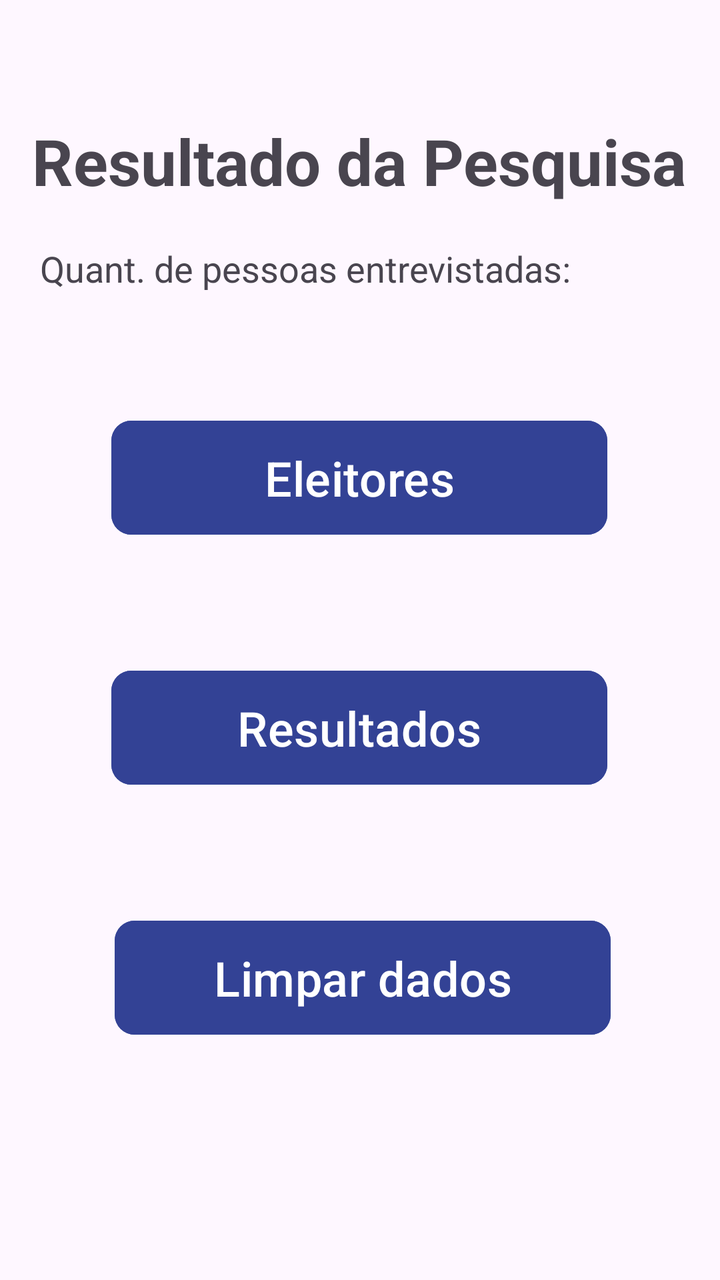
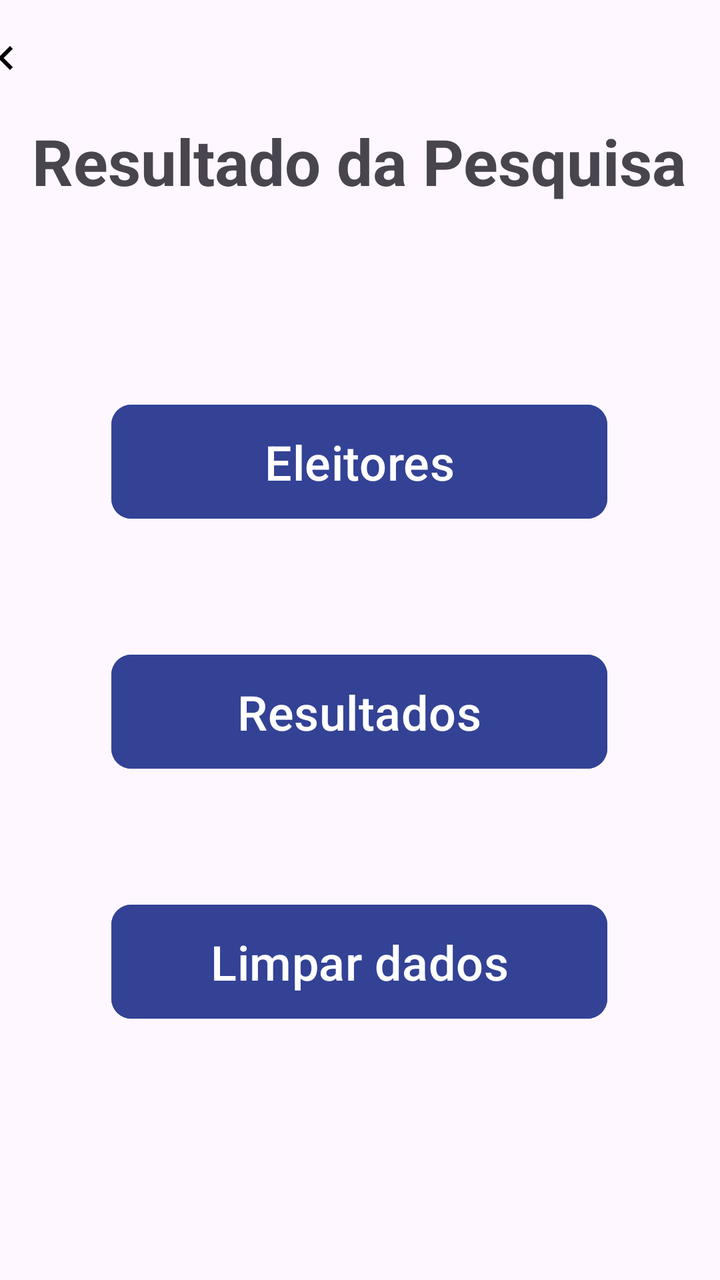

Before-and-after screenshots of an Android layout around one commit, followed by the original layout XML and the change that was made.
<!-- AndroidManifest.xml: application theme Theme.Eleicao -->
<!-- res/layout/activity_admin_menu.xml -->
<?xml version="1.0" encoding="utf-8"?>
<androidx.constraintlayout.widget.ConstraintLayout xmlns:android="http://schemas.android.com/apk/res/android"
    xmlns:app="http://schemas.android.com/apk/res-auto"
    xmlns:tools="http://schemas.android.com/tools"
    android:id="@+id/main"
    android:layout_width="match_parent"
    android:layout_height="match_parent"
    tools:context=".AdminMenuActivity">

    <TextView
        android:id="@+id/textView3"
        android:layout_width="wrap_content"
        android:layout_height="wrap_content"
        android:layout_marginStart="62dp"
        android:layout_marginTop="59dp"
        android:layout_marginEnd="63dp"
        android:text="Resultado da Pesquisa"
        android:textSize="32sp"
        android:textStyle="bold"
        app:layout_constraintEnd_toEndOf="parent"
        app:layout_constraintStart_toStartOf="parent"
        app:layout_constraintTop_toTopOf="parent" />

    <TextView
        android:id="@+id/textView4"
        android:layout_width="wrap_content"
        android:layout_height="wrap_content"
        android:layout_marginTop="20dp"
        android:layout_marginEnd="50dp"
        android:text="Quant. de pessoas entrevistadas: "
        android:textSize="18sp"
        app:layout_constraintEnd_toEndOf="parent"
        app:layout_constraintStart_toStartOf="parent"
        app:layout_constraintTop_toBottomOf="@+id/textView3" />

    <Button
        android:id="@+id/btEleitoresMenu"
        android:layout_width="248dp"
        android:layout_height="65dp"
        android:layout_marginStart="153dp"
        android:layout_marginTop="60dp"
        android:layout_marginEnd="154dp"
        android:backgroundTint="#334295"
        android:text="Eleitores"
        android:textSize="24sp"
        app:cornerRadius="10dp"
        app:layout_constraintEnd_toEndOf="parent"
        app:layout_constraintStart_toStartOf="parent"
        app:layout_constraintTop_toBottomOf="@+id/textView4" />

    <Button
        android:id="@+id/btResultadosMenu"
        android:layout_width="248dp"
        android:layout_height="65dp"
        android:layout_marginStart="153dp"
        android:layout_marginTop="60dp"
        android:layout_marginEnd="154dp"
        android:backgroundTint="#334295"
        android:text="Resultados"
        android:textSize="24sp"
        app:cornerRadius="10dp"
        app:layout_constraintEnd_toEndOf="parent"
        app:layout_constraintStart_toStartOf="parent"
        app:layout_constraintTop_toBottomOf="@+id/btEleitoresMenu" />

    <Button
        android:id="@+id/btLimparDados"
        android:layout_width="248dp"
        android:layout_height="65dp"
        android:layout_marginStart="153dp"
        android:layout_marginTop="60dp"
        android:layout_marginEnd="154dp"
        android:backgroundTint="#334295"
        android:text="Limpar dados"
        android:textSize="24sp"
        app:cornerRadius="10dp"
        app:layout_constraintEnd_toEndOf="parent"
        app:layout_constraintHorizontal_bias="0.491"
        app:layout_constraintStart_toStartOf="parent"
        app:layout_constraintTop_toBottomOf="@+id/btResultadosMenu" />

    <TextView
        android:id="@+id/textView11"
        android:layout_width="wrap_content"
        android:layout_height="wrap_content"
        android:layout_marginStart="2dp"
        android:layout_marginTop="20dp"
        android:layout_marginEnd="72dp"
        android:text="_"
        android:textSize="18sp"
        app:layout_constraintEnd_toEndOf="parent"
        app:layout_constraintStart_toEndOf="@+id/textView4"
        app:layout_constraintTop_toBottomOf="@+id/textView3" />

</androidx.constraintlayout.widget.ConstraintLayout>
<!-- resources referenced by this layout -->
<resources>
  <style name="Theme.Eleicao" parent="Base.Theme.Eleicao" />
  <style name="Base.Theme.Eleicao" parent="Theme.Material3.DayNight.NoActionBar">
          
          
      </style>
</resources>

<!-- the commit's change to res/layout/activity_admin_menu.xml (unified diff, before → after) -->
@@ -14,24 +14,12 @@
         android:layout_marginStart="62dp"
         android:layout_marginTop="59dp"
         android:layout_marginEnd="63dp"
-        android:text="Resultado da Pesquisa"
+        android:text="@string/resultsPesquisa"
         android:textSize="32sp"
         android:textStyle="bold"
         app:layout_constraintEnd_toEndOf="parent"
         app:layout_constraintStart_toStartOf="parent"
         app:layout_constraintTop_toTopOf="parent" />
-
-    <TextView
-        android:id="@+id/textView4"
-        android:layout_width="wrap_content"
-        android:layout_height="wrap_content"
-        android:layout_marginTop="20dp"
-        android:layout_marginEnd="50dp"
-        android:text="Quant. de pessoas entrevistadas: "
-        android:textSize="18sp"
-        app:layout_constraintEnd_toEndOf="parent"
-        app:layout_constraintStart_toStartOf="parent"
-        app:layout_constraintTop_toBottomOf="@+id/textView3" />
 
     <Button
         android:id="@+id/btEleitoresMenu"
@@ -41,12 +29,12 @@
         android:layout_marginTop="60dp"
         android:layout_marginEnd="154dp"
         android:backgroundTint="#334295"
-        android:text="Eleitores"
+        android:text="@string/btEleitores"
         android:textSize="24sp"
         app:cornerRadius="10dp"
         app:layout_constraintEnd_toEndOf="parent"
         app:layout_constraintStart_toStartOf="parent"
-        app:layout_constraintTop_toBottomOf="@+id/textView4" />
+        app:layout_constraintTop_toBottomOf="@+id/totalCount" />
 
     <Button
         android:id="@+id/btResultadosMenu"
@@ -56,7 +44,7 @@
         android:layout_marginTop="60dp"
         android:layout_marginEnd="154dp"
         android:backgroundTint="#334295"
-        android:text="Resultados"
+        android:text="@string/btResults"
         android:textSize="24sp"
         app:cornerRadius="10dp"
         app:layout_constraintEnd_toEndOf="parent"
@@ -71,25 +59,34 @@
         android:layout_marginTop="60dp"
         android:layout_marginEnd="154dp"
         android:backgroundTint="#334295"
-        android:text="Limpar dados"
+        android:text="@string/btLimpar"
         android:textSize="24sp"
         app:cornerRadius="10dp"
         app:layout_constraintEnd_toEndOf="parent"
-        app:layout_constraintHorizontal_bias="0.491"
         app:layout_constraintStart_toStartOf="parent"
         app:layout_constraintTop_toBottomOf="@+id/btResultadosMenu" />
 
     <TextView
-        android:id="@+id/textView11"
+        android:id="@+id/totalCount"
         android:layout_width="wrap_content"
         android:layout_height="wrap_content"
-        android:layout_marginStart="2dp"
-        android:layout_marginTop="20dp"
-        android:layout_marginEnd="72dp"
-        android:text="_"
+        android:layout_marginTop="12dp"
         android:textSize="18sp"
         app:layout_constraintEnd_toEndOf="parent"
-        app:layout_constraintStart_toEndOf="@+id/textView4"
+        app:layout_constraintStart_toStartOf="parent"
         app:layout_constraintTop_toBottomOf="@+id/textView3" />
 
+    <ImageButton
+        android:id="@+id/voltar"
+        android:layout_width="56dp"
+        android:layout_height="48dp"
+        android:layout_marginTop="5dp"
+        android:layout_marginEnd="355dp"
+        android:background="@android:color/transparent"
+        android:contentDescription="@string/voltar"
+        app:layout_constraintEnd_toEndOf="parent"
+        app:layout_constraintStart_toStartOf="parent"
+        app:layout_constraintTop_toTopOf="parent"
+        app:srcCompat="@drawable/ic_seta" />
+
 </androidx.constraintlayout.widget.ConstraintLayout>
<!-- resource entries referenced after the edit -->
@@ -1,5 +1,22 @@
 <!-- resources referenced by this layout -->
 <resources>
+  <!-- drawable ic_seta (drawable) -->
+  <?xml version="1.0" encoding="utf-8"?>
+  <vector xmlns:android="http://schemas.android.com/apk/res/android"
+      android:width="24dp"
+      android:height="24dp"
+      android:viewportWidth="24"
+      android:viewportHeight="24"
+      android:tint="#000000">
+      <path
+          android:fillColor="@android:color/white"
+          android:pathData="M15.41,16.59 L10.83,12 L15.41,7.41 L14,6 L8,12 L14,18 Z"/>
+  </vector>
+  <string name="btEleitores">Eleitores</string>
+  <string name="btLimpar">Limpar dados</string>
+  <string name="btResults">Resultados</string>
+  <string name="resultsPesquisa">Resultado da Pesquisa</string>
+  <string name="voltar">Voltar</string>
   <style name="Theme.Eleicao" parent="Base.Theme.Eleicao" />
   <style name="Base.Theme.Eleicao" parent="Theme.Material3.DayNight.NoActionBar">
           
